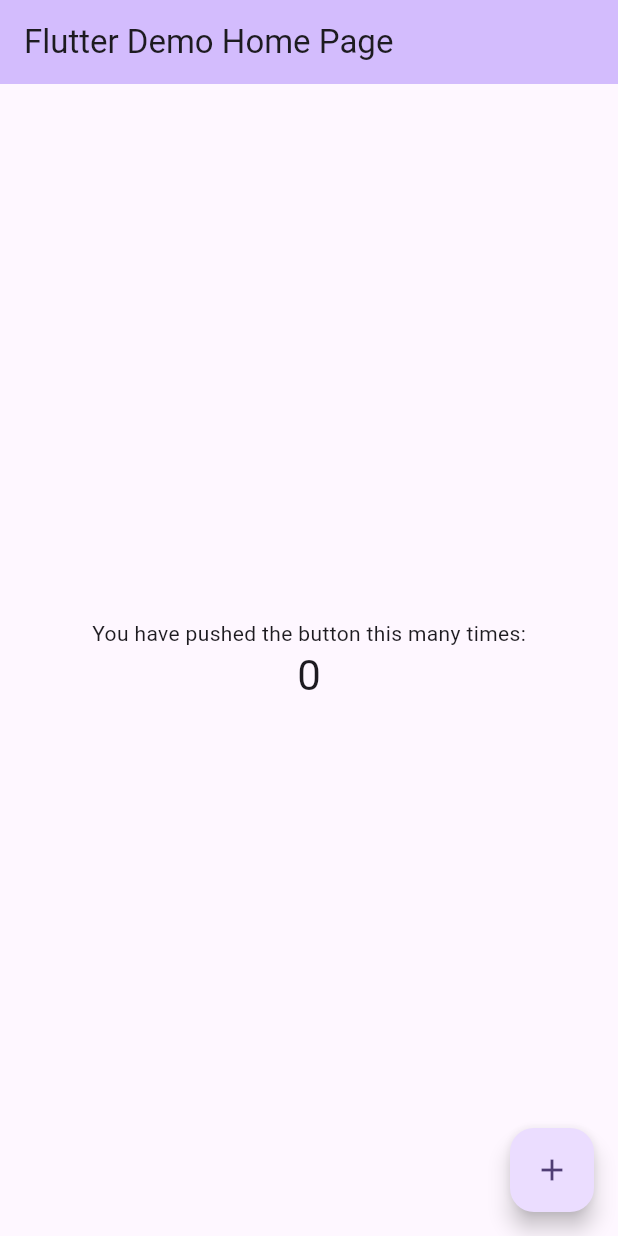
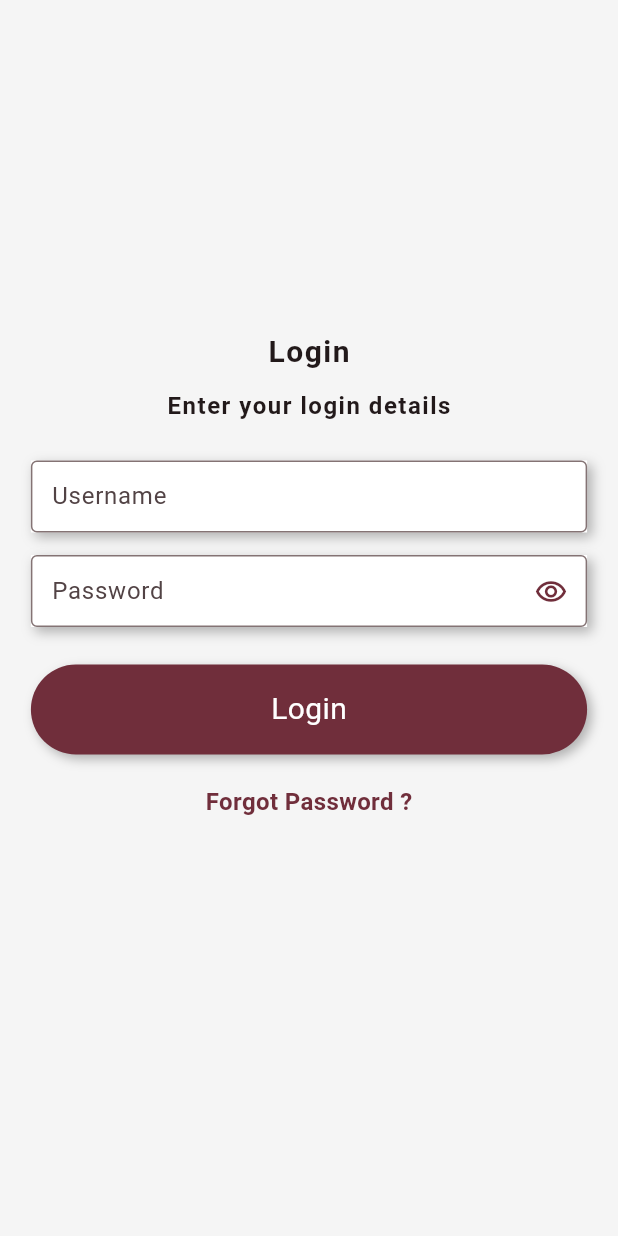
Before and after one commit to bharath-login2/site_720, a Flutter app: the screen it shows after launch, on a phone screen of 412 x 824 dp. Run offline on Flutter 3.47's test engine with Material 3 defaults, Android fonts, the light colour scheme and no system bars; our stand-ins replace flutter_bloc; Roboto replaces fonts that are missing (Lobster).

Commit message:
login screen

```diff
--- /dev/null
+++ b/lib/core/constants/colors.dart
@@ -0,0 +1,8 @@
+import 'package:flutter/material.dart';
+
+class AppColors {
+  static const primaryColor = Color(0xFF702E3B);
+  static const secondaryColor = Color(0xFFFEF3ED);
+  static const backgroundColor = Color(0xFFF5F5F5);
+  static const errorColor = Color(0xFFB00020);
+}
--- /dev/null
+++ b/lib/core/constants/routes.dart
@@ -0,0 +1,5 @@
+class AppRoutes {
+  static const home = '/home';
+  static const login = '/login';
+  static const profile = '/profile';
+}
--- /dev/null
+++ b/lib/core/constants/strings.dart
@@ -0,0 +1,5 @@
+class AppStrings {
+  static const appName = 'My Flutter App';
+  static const homeTitle = 'Home Screen';
+  static const errorMessage = 'Something went wrong, please try again.';
+}
--- /dev/null
+++ b/lib/core/themes/text_styles.dart
@@ -0,0 +1,9 @@
+import 'package:flutter/material.dart';
+
+class TextStyles {
+  static const TextTheme textTheme = TextTheme(
+    displayLarge: TextStyle(fontSize: 32, fontWeight: FontWeight.bold),
+    bodyLarge: TextStyle(fontSize: 16, fontWeight: FontWeight.normal),
+    labelLarge: TextStyle(fontSize: 14, fontWeight: FontWeight.bold, color: Colors.white),
+  );
+}
--- /dev/null
+++ b/lib/core/utilities/date_formatter.dart
@@ -0,0 +1,11 @@
+import 'package:intl/intl.dart';
+
+class DateFormatter {
+  static String formatDate(DateTime date) {
+    return DateFormat('yyyy-MM-dd').format(date);
+  }
+
+  static String formatTime(DateTime date) {
+    return DateFormat('hh:mm a').format(date);
+  }
+}
--- /dev/null
+++ b/lib/core/utilities/validators.dart
@@ -0,0 +1,19 @@
+class Validators {
+  static String? validateEmail(String? email) {
+    if (email == null || email.isEmpty) {
+      return 'Email cannot be empty';
+    }
+    final emailRegex = RegExp(r'^[^@\s]+@[^@\s]+\.[^@\s]+$');
+    if (!emailRegex.hasMatch(email)) {
+      return 'Please enter a valid email address';
+    }
+    return null;
+  }
+
+  static String? validatePassword(String? password) {
+    if (password == null || password.length < 6) {
+      return 'Password must be at least 6 characters long';
+    }
+    return null;
+  }
+}
--- /dev/null
+++ b/lib/features/login/cubit/login_cubit.dart
@@ -0,0 +1,31 @@
+
+import 'package:flutter_bloc/flutter_bloc.dart';
+
+part 'login_state.dart';
+
+class LoginCubit extends Cubit<LoginState> {
+  LoginCubit() : super(LoginInitial());
+
+  void togglePasswordVisibility(bool isObscure) {
+    emit(LoginPasswordVisibilityChanged(!isObscure));
+  }
+
+  Future<void> login(String username, String password) async {
+    emit(LoginLoading());
+    try {
+      // Simulate API call
+      await Future.delayed(const Duration(seconds: 2));
+
+      // Mock response
+      final success = username == "admin" && password == "1234";
+
+      if (success) {
+        emit(LoginSuccess());
+      } else {
+        emit(LoginFailure("Invalid username or password."));
+      }
+    } catch (e) {
+      emit(LoginFailure("An error occurred."));
+    }
+  }
+}
--- /dev/null
+++ b/lib/features/login/cubit/login_state.dart
@@ -0,0 +1,21 @@
+part of 'login_cubit.dart';
+
+abstract class LoginState {}
+
+class LoginInitial extends LoginState {}
+
+class LoginPasswordVisibilityChanged extends LoginState {
+  final bool isObscure;
+
+  LoginPasswordVisibilityChanged(this.isObscure);
+}
+
+class LoginLoading extends LoginState {}
+
+class LoginSuccess extends LoginState {}
+
+class LoginFailure extends LoginState {
+  final String message;
+
+  LoginFailure(this.message);
+}
--- /dev/null
+++ b/lib/features/login/views/login_screen.dart
@@ -0,0 +1,221 @@
+import 'package:flutter/material.dart';
+import 'package:flutter_bloc/flutter_bloc.dart';
+import 'package:site_720/core/constants/colors.dart';
+import '../cubit/login_cubit.dart';
+
+class LoginScreen extends StatelessWidget {
+  LoginScreen({super.key});
+
+  final _usernameController = TextEditingController();
+  final _passwordController = TextEditingController();
+
+  @override
+  Widget build(BuildContext context) {
+    return BlocProvider(
+      create: (context) => LoginCubit(),
+      child: Scaffold(
+        backgroundColor: AppColors.backgroundColor,
+        body: SingleChildScrollView(
+          child: Column(
+            children: [
+              Container(
+                width: MediaQuery.of(context).size.width,
+                height: 200,
+                child: const Center(
+                    // child: Image.asset(
+                    //   'assets/main/logo.png',
+                    //   width: 200,
+                    // ),
+                    ),
+              ),
+              const SizedBox(height: 20),
+              const Text(
+                "Login",
+                style: TextStyle(
+                  fontSize: 20,
+                  fontWeight: FontWeight.bold,
+                  // color: AppColors.primaryColor,
+                  letterSpacing: 1,
+                  fontFamily: "Lobster",
+                ),
+              ),
+              const SizedBox(height: 10),
+              const Text(
+                "Enter your login details",
+                style: TextStyle(
+                  fontSize: 16,
+                  fontWeight: FontWeight.bold,
+                  // color: AppColors.primaryColor,
+                  letterSpacing: 1,
+                  fontFamily: "Lobster",
+                ),
+              ),
+              const SizedBox(height: 25),
+              BlocBuilder<LoginCubit, LoginState>(
+                builder: (context, state) {
+                  bool isObscure = true;
+                  if (state is LoginPasswordVisibilityChanged) {
+                    isObscure = state.isObscure;
+                  }
+
+                  return Form(
+                    child: Column(
+                      children: [
+                        Container(
+                          width: MediaQuery.of(context).size.width * 0.9,
+                          decoration: BoxDecoration(
+                            color: Colors.white,
+                            boxShadow: [
+                              BoxShadow(
+                                color: Colors.grey.withOpacity(0.8),
+                                blurRadius: 6,
+                                offset: const Offset(3, 3),
+                              ),
+                            ],
+                          ),
+                          child: TextFormField(
+                            controller: _usernameController,
+                            decoration: const InputDecoration(
+                              hintText: 'Username',
+                              contentPadding: EdgeInsets.all(10),
+                              border: OutlineInputBorder(),
+                            ),
+                          ),
+                        ),
+                        const SizedBox(height: 15),
+                        Container(
+                          width: MediaQuery.of(context).size.width * 0.9,
+                          decoration: BoxDecoration(
+                            color: Colors.white,
+                            boxShadow: [
+                              BoxShadow(
+                                color: Colors.grey.withOpacity(0.8),
+                                blurRadius: 6,
+                                offset: const Offset(3, 3),
+                              ),
+                            ],
+                          ),
+                          child: TextFormField(
+                            obscureText: isObscure,
+                            controller: _passwordController,
+                            decoration: InputDecoration(
+                              hintText: 'Password',
+                              suffixIcon: IconButton(
+                                onPressed: () {
+                                  context
+                                      .read<LoginCubit>()
+                                      .togglePasswordVisibility(isObscure);
+                                },
+                                icon: Icon(
+                                  isObscure
+                                      ? Icons.remove_red_eye_outlined
+                                      : Icons.visibility_off,
+                                  color: AppColors.primaryColor,
+                                  size: 22,
+                                ),
+                              ),
+                              contentPadding: const EdgeInsets.all(10),
+                              border: const OutlineInputBorder(),
+                            ),
+                          ),
+                        ),
+                      ],
+                    ),
+                  );
+                },
+              ),
+              const SizedBox(height: 25),
+              BlocConsumer<LoginCubit, LoginState>(
+                listener: (context, state) {
+                  if (state is LoginSuccess) {
+                    ScaffoldMessenger.of(context).showSnackBar(
+                      const SnackBar(
+                        content: Text('Login successful'),
+                        backgroundColor: Colors.green,
+                      ),
+                    );
+                    Navigator.of(context).pushReplacementNamed('/home');
+                  } else if (state is LoginFailure) {
+                    ScaffoldMessenger.of(context).showSnackBar(
+                      SnackBar(
+                        content: Text(state.message),
+                        backgroundColor: Colors.red,
+                      ),
+                    );
+                  }
+                },
+                builder: (context, state) {
+                  if (state is LoginLoading) {
+                    return const Center(
+                      child: CircularProgressIndicator(),
+                    );
+                  }
+
+                  return InkWell(
+                    onTap: () {
+                      if (_usernameController.text.isEmpty) {
+                        ScaffoldMessenger.of(context).showSnackBar(
+                          const SnackBar(
+                            content: Text("Enter username"),
+                            backgroundColor: Colors.red,
+                          ),
+                        );
+                      } else if (_passwordController.text.isEmpty) {
+                        ScaffoldMessenger.of(context).showSnackBar(
+                          const SnackBar(
+                            content: Text("Enter password"),
+                            backgroundColor: Colors.red,
+                          ),
+                        );
+                      } else {
+                        context.read<LoginCubit>().login(
+                              _usernameController.text,
+                              _passwordController.text,
+                            );
+                      }
+                    },
+                    child: Container(
+                      width: MediaQuery.of(context).size.width * 0.9,
+                      height: 60,
+                      decoration: BoxDecoration(
+                        borderRadius: BorderRadius.circular(30),
+                        color: AppColors.primaryColor,
+                        boxShadow: [
+                          BoxShadow(
+                            color: Colors.grey.withOpacity(0.8),
+                            blurRadius: 6,
+                            offset: const Offset(3, 3),
+                          ),
+                        ],
+                      ),
+                      alignment: Alignment.center,
+                      child: const Text(
+                        'Login',
+                        style: TextStyle(
+                          fontSize: 20,
+                          color: Colors.white,
+                        ),
+                      ),
+                    ),
+                  );
+                },
+              ),
+              const SizedBox(
+                height: 20,
+              ),
+              const Text(
+                "Forgot Password ?",
+                style: TextStyle(
+                  fontSize: 16,
+                  fontWeight: FontWeight.bold,
+                  color: AppColors.primaryColor,
+                  fontFamily: "Lobster",
+                ),
+              ),
+            ],
+          ),
+        ),
+      ),
+    );
+  }
+}
--- a/lib/main.dart
+++ b/lib/main.dart
@@ -1,4 +1,8 @@
 import 'package:flutter/material.dart';
+import 'package:site_720/core/constants/colors.dart';
+import 'package:site_720/core/constants/routes.dart';
+
+import 'features/login/views/login_screen.dart';
 
 void main() {
   runApp(const MyApp());
@@ -11,115 +15,17 @@
   @override
   Widget build(BuildContext context) {
     return MaterialApp(
-      title: 'Flutter Demo',
+      title: 'Site 720',
       theme: ThemeData(
-        // This is the theme of your application.
-        //
-        // TRY THIS: Try running your application with "flutter run". You'll see
-        // the application has a purple toolbar. Then, without quitting the app,
-        // try changing the seedColor in the colorScheme below to Colors.green
-        // and then invoke "hot reload" (save your changes or press the "hot
-        // reload" button in a Flutter-supported IDE, or press "r" if you used
-        // the command line to start the app).
-        //
-        // Notice that the counter didn't reset back to zero; the application
-        // state is not lost during the reload. To reset the state, use hot
-        // restart instead.
-        //
-        // This works for code too, not just values: Most code changes can be
-        // tested with just a hot reload.
-        colorScheme: ColorScheme.fromSeed(seedColor: Colors.deepPurple),
+        colorScheme: ColorScheme.fromSeed(seedColor: AppColors.primaryColor),
         useMaterial3: true,
       ),
-      home: const MyHomePage(title: 'Flutter Demo Home Page'),
+      debugShowCheckedModeBanner: false,
+      initialRoute: AppRoutes.login,
+      routes: {
+        '/login': (context) => LoginScreen(),
+        // '/home': (context) => const HomeScreen(),
+      },
     );
   }
 }
-
-class MyHomePage extends StatefulWidget {
-  const MyHomePage({super.key, required this.title});
-
-  // This widget is the home page of your application. It is stateful, meaning
-  // that it has a State object (defined below) that contains fields that affect
-  // how it looks.
-
-  // This class is the configuration for the state. It holds the values (in this
-  // case the title) provided by the parent (in this case the App widget) and
-  // used by the build method of the State. Fields in a Widget subclass are
-  // always marked "final".
-
-  final String title;
-
-  @override
-  State<MyHomePage> createState() => _MyHomePageState();
-}
-
-class _MyHomePageState extends State<MyHomePage> {
-  int _counter = 0;
-
-  void _incrementCounter() {
-    setState(() {
-      // This call to setState tells the Flutter framework that something has
-      // changed in this State, which causes it to rerun the build method below
-      // so that the display can reflect the updated values. If we changed
-      // _counter without calling setState(), then the build method would not be
-      // called again, and so nothing would appear to happen.
-      _counter++;
-    });
-  }
-
-  @override
-  Widget build(BuildContext context) {
-    // This method is rerun every time setState is called, for instance as done
-    // by the _incrementCounter method above.
-    //
-    // The Flutter framework has been optimized to make rerunning build methods
-    // fast, so that you can just rebuild anything that needs updating rather
-    // than having to individually change instances of widgets.
-    return Scaffold(
-      appBar: AppBar(
-        // TRY THIS: Try changing the color here to a specific color (to
-        // Colors.amber, perhaps?) and trigger a hot reload to see the AppBar
-        // change color while the other colors stay the same.
-        backgroundColor: Theme.of(context).colorScheme.inversePrimary,
-        // Here we take the value from the MyHomePage object that was created by
-        // the App.build method, and use it to set our appbar title.
-        title: Text(widget.title),
-      ),
-      body: Center(
-        // Center is a layout widget. It takes a single child and positions it
-        // in the middle of the parent.
-        child: Column(
-          // Column is also a layout widget. It takes a list of children and
-          // arranges them vertically. By default, it sizes itself to fit its
-          // children horizontally, and tries to be as tall as its parent.
-          //
-          // Column has various properties to control how it sizes itself and
-          // how it positions its children. Here we use mainAxisAlignment to
-          // center the children vertically; the main axis here is the vertical
-          // axis because Columns are vertical (the cross axis would be
-          // horizontal).
-          //
-          // TRY THIS: Invoke "debug painting" (choose the "Toggle Debug Paint"
-          // action in the IDE, or press "p" in the console), to see the
-          // wireframe for each widget.
-          mainAxisAlignment: MainAxisAlignment.center,
-          children: <Widget>[
-            const Text(
-              'You have pushed the button this many times:',
-            ),
-            Text(
-              '$_counter',
-              style: Theme.of(context).textTheme.headlineMedium,
-            ),
-          ],
-        ),
-      ),
-      floatingActionButton: FloatingActionButton(
-        onPressed: _incrementCounter,
-        tooltip: 'Increment',
-        child: const Icon(Icons.add),
-      ), // This trailing comma makes auto-formatting nicer for build methods.
-    );
-  }
-}
--- a/pubspec.yaml
+++ b/pubspec.yaml
@@ -35,6 +35,8 @@ dependencies:
   # The following adds the Cupertino Icons font to your application.
   # Use with the CupertinoIcons class for iOS style icons.
   cupertino_icons: ^1.0.8
+  flutter_bloc: ^8.1.6
+  intl: ^0.20.1
 
 dev_dependencies:
   flutter_test:
```
Also changed, not shown: lib/core/themes/app_theme.dart (added), lib/features/dashboard/views/dashboard_screen.dart (added).
